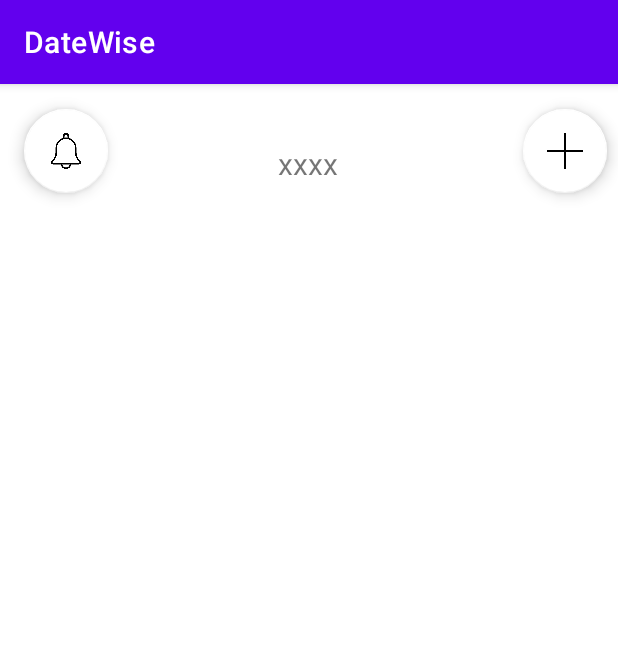
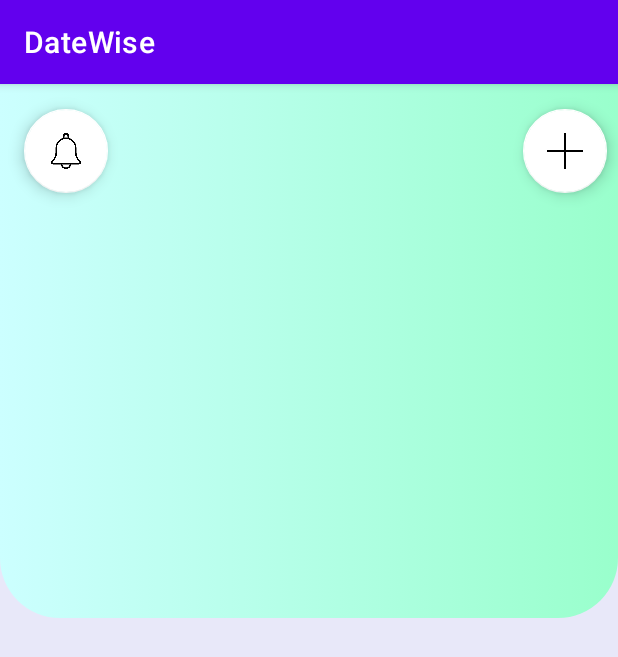
Before and after one commit to GulayAdgzl/DateWise, an Android app: the fragment AnasayfaFragment shown on its own in the app's theme, on a phone screen of 412 x 824 dp. Shown: the top 657 px of the screen. Run offline under Robolectric (Android 15) with nearby library versions, the phone set to English and light mode, and no system bars; our stand-ins replace Room's generated code, data binding; 3 statements that could not run were skipped.

Commit message:
anasayfa XML design background top

```diff
--- a/app/src/main/java/com/example/datewise/data/local/dao/DayDAO.kt
+++ b/app/src/main/java/com/example/datewise/data/local/dao/DayDAO.kt
@@ -7,25 +7,25 @@
 @Dao
 interface DayDAO {
     @Insert
-    fun dayEkle(day:DayEntity)
+    suspend fun dayEkle(day:DayEntity)
 
     @Update
-    fun dayGuncelle(day:DayEntity)
+    suspend fun dayGuncelle(day:DayEntity)
 
     @Delete
-    fun daySil(day: DayEntity)
+    suspend fun daySil(day: DayEntity)
 
     @Query("SELECT * FROM  days_table")
     fun tumDay():List<DayEntity>
 
     @Query("SELECT * FROM days_table WHERE  id=key")
-    fun dayGetir(key:Int):DayEntity?
+    suspend fun dayGetir(key:Int):DayEntity?
 
-    @Query("SELECT * FROM weight WHERE  dayDate BETWEEN :startDate AND :endDate")
-    fun fetchBy(startDate: Date, endDate: Date): List<DayEntity>
+    @Query("SELECT * FROM days_table WHERE  dayDate BETWEEN :startDate AND :endDate")
+    suspend fun fetchBy(startDate: Date, endDate: Date): List<DayEntity>
 
     @Query("SELECT AVG(value) as average FROM day where dayDate BETWEEN :startDay AND :endDay ORDER BY timestamp ASC")
-    fun getAverageByDateRange(
+    suspend fun getAverageByDateRange(
         startDay: Date,
         endDay: Date
     ): Float?
--- a/app/src/main/java/com/example/datewise/ui/anasayfa/AnasayfaFragment.kt
+++ b/app/src/main/java/com/example/datewise/ui/anasayfa/AnasayfaFragment.kt
@@ -5,11 +5,17 @@
 import android.view.LayoutInflater
 import android.view.View
 import android.view.ViewGroup
+import androidx.databinding.DataBindingUtil
+import androidx.lifecycle.ViewModelProvider
 import androidx.navigation.fragment.findNavController
+import androidx.recyclerview.widget.GridLayoutManager
 import com.example.datewise.R
+import com.example.datewise.data.local.adapter.DayAdapter
 import com.example.datewise.data.local.database.AppDatabase
 import com.example.datewise.data.local.model.DayEntity
 import com.example.datewise.databinding.FragmentAnasayfaBinding
+import com.example.datewise.ui.viewmodel.DayViewModel
+import com.example.datewise.ui.viewmodel.DayViewModelFactory
 import com.google.android.material.snackbar.Snackbar
 
 
@@ -17,12 +23,29 @@
     private lateinit var binding:FragmentAnasayfaBinding
     private lateinit var dayList:List<DayEntity>
     private lateinit var dayDB:AppDatabase
+    private lateinit var dayViewModel: DayViewModel
+    private lateinit var adapter: DayAdapter
 
     override fun onCreateView(
         inflater: LayoutInflater, container: ViewGroup?,
         savedInstanceState: Bundle?
     ): View? {
-        binding=FragmentAnasayfaBinding.inflate(inflater,container,false)
+        binding=DataBindingUtil.inflate(inflater,R.layout.fragment_anasayfa,container,false)
+
+        val application= requireNotNull(this.activity).application
+        val dataSource=AppDatabase.getAppDatabase(application)?.dayDao
+
+        val viewModelFactory=dataSource?.let { DayViewModelFactory(it,application) }
+        dayViewModel=viewModelFactory?.let {
+            ViewModelProvider(this,it).get(DayViewModel::class.java)
+        }!!
+        dayViewModel.dayList.observe(viewLifecycleOwner){dayList ->
+            dayList=dayList
+            adapter= DayAdapter(dayList)
+            binding.adapter=adapter
+        }
+        binding.lifecycleOwner=this
+
         return binding.root
     }
 
@@ -30,8 +53,7 @@
         super.onCreate(savedInstanceState)
         //DB getir
         dayDB=AppDatabase.getAppDatabase(requireContext())!!
-        //dayListe tüm ürünleri getir
-        dayList=dayDB.dayDao.tumDay()
+
     }
 
     override fun onViewCreated(view: View, savedInstanceState: Bundle?) {
@@ -49,17 +71,20 @@
     }
 
     fun tumDayleriGoster(){
-        binding.apply {
-            if(dayList.isEmpty()){
-                Snackbar.make(requireView(),"Etkinlik Bulunamadı",1000).show()
-            }else{
-                //val dayAdapter=DayAdapter(dayList)
-                //rvDay.adapter=dayAdapter
-                //rvDay.layoutManager=GridLayoutManager(context,2)
-                //rvDay.setHasFixedSize(true)
+        dayViewModel.dayList.observe(viewLifecycleOwner){ dayList ->
+            dayList=dayList
+            binding.apply {
+                if(dayList.isEmpty()){
+                    Snackbar.make(requireView(),"Etkinlik Bulunamadı",1000).show()
+                }else{
 
+                    rvDay.layoutManager= GridLayoutManager(context,2)
+                    rvDay.setHasFixedSize(true)
+
+                }
             }
         }
+
     }
 
 }
--- /dev/null
+++ b/app/src/main/java/com/example/datewise/ui/viewmodel/DayViewModel.kt
@@ -0,0 +1,43 @@
+package com.example.datewise.ui.viewmodel
+
+
+
+import android.app.Application
+import androidx.lifecycle.AndroidViewModel
+import androidx.lifecycle.MutableLiveData
+import androidx.lifecycle.viewModelScope
+import com.example.datewise.data.local.dao.DayDAO
+import com.example.datewise.data.local.model.DayEntity
+
+import kotlinx.coroutines.launch
+
+class DayViewModel (val db: DayDAO, application: Application):AndroidViewModel(application){
+    var dayList=MutableLiveData<List<DayEntity>>()
+
+    init {
+        getTumToday()
+    }
+
+    private fun getTumToday(){
+        viewModelScope.launch {
+            dayList.value=db.tumDay()
+        }
+    }
+    fun ekletoday(today:DayEntity){
+        viewModelScope.launch {
+            db.dayEkle(today)
+        }
+    }
+    fun guncelleToday(today: DayEntity) {
+        viewModelScope.launch {
+            db.dayGuncelle(today)
+        }
+    }
+
+    fun silToday(today:DayEntity){
+        viewModelScope.launch {
+            db.daySil(today)
+        }
+    }
+
+}
--- /dev/null
+++ b/app/src/main/java/com/example/datewise/ui/viewmodel/DayViewModelFactory.kt
@@ -0,0 +1,19 @@
+package com.example.datewise.ui.viewmodel
+
+import android.app.Application
+import androidx.lifecycle.ViewModel
+import androidx.lifecycle.ViewModelProvider
+import com.example.datewise.data.local.dao.DayDAO
+
+class DayViewModelFactory (
+    private val dataSource: DayDAO,
+    private val application: Application
+) : ViewModelProvider.Factory {
+    @Suppress("unchecked_cast")
+    override fun <T : ViewModel> create(modelClass: Class<T>): T {
+        if (modelClass.isAssignableFrom(DayViewModel::class.java)) {
+            return DayViewModel(dataSource, application) as T
+        }
+        throw IllegalArgumentException("Bilinmeyen ViewModel class'ı")
+    }
+}
--- /dev/null
+++ b/app/src/main/res/drawable/top_background_gradiunt.xml
@@ -0,0 +1,9 @@
+<?xml version="1.0" encoding="utf-8"?>
+<selector xmlns:android="http://schemas.android.com/apk/res/android">
+    <item>
+        <shape android:shape="rectangle">
+            <corners android:bottomLeftRadius="40dp" android:bottomRightRadius="40dp" />
+            <gradient android:startColor="#ccffff" android:endColor="#99ffcc" android:angle="0"/>
+        </shape>
+    </item>
+</selector>
--- a/app/src/main/res/layout/fragment_anasayfa.xml
+++ b/app/src/main/res/layout/fragment_anasayfa.xml
@@ -9,6 +9,7 @@
     </data>
     <androidx.constraintlayout.widget.ConstraintLayout
         android:layout_width="match_parent"
+        android:background="#e8e8f9"
         android:layout_height="match_parent"
         tools:context=".ui.anasayfa.AnasayfaFragment">
 
@@ -53,6 +54,37 @@
             app:layout_constraintTop_toTopOf="parent"
             app:layout_constraintVertical_bias="0.053" />
 
+        <ScrollView
+            android:layout_width="match_parent"
+            android:layout_height="match_parent"
+            app:layout_constraintBottom_toBottomOf="parent"
+            app:layout_constraintEnd_toEndOf="parent"
+            app:layout_constraintStart_toStartOf="parent"
+            app:layout_constraintTop_toTopOf="parent">
+
+            <LinearLayout
+                android:layout_width="match_parent"
+                android:layout_height="wrap_content"
+                android:orientation="vertical">
+
+                <androidx.constraintlayout.widget.ConstraintLayout
+                    android:layout_width="match_parent"
+                    android:layout_height="356dp">
+
+                    <ImageView
+                        android:id="@+id/imageView"
+                        android:layout_width="0dp"
+                        android:layout_height="0dp"
+                        app:layout_constraintBottom_toBottomOf="parent"
+                        app:layout_constraintEnd_toEndOf="parent"
+                        app:layout_constraintStart_toStartOf="parent"
+                        app:layout_constraintTop_toTopOf="parent"
+                        app:srcCompat="@drawable/top_background_gradiunt" />
+                </androidx.constraintlayout.widget.ConstraintLayout>
+            </LinearLayout>
+        </ScrollView>
+
+
     </androidx.constraintlayout.widget.ConstraintLayout>
 
 </layout>
```
Also changed, not shown: app/src/main/java/com/example/datewise/ui/anasayfa/AnasayfaViewModel.kt (deleted, +0 -36 lines), app/src/main/java/com/example/datewise/ui/dayEkle/DayEkleFragment.kt (+43 -35 lines), app/src/main/java/com/example/datewise/ui/dayGuncelle/dayGuncelleFragment.kt (deleted, +0 -60 lines), app/src/main/res/layout/fragment_day_ekle.xml (+6 -10 lines), app/src/main/res/layout/fragment_day_guncelle.xml (deleted, +0 -14 lines).
